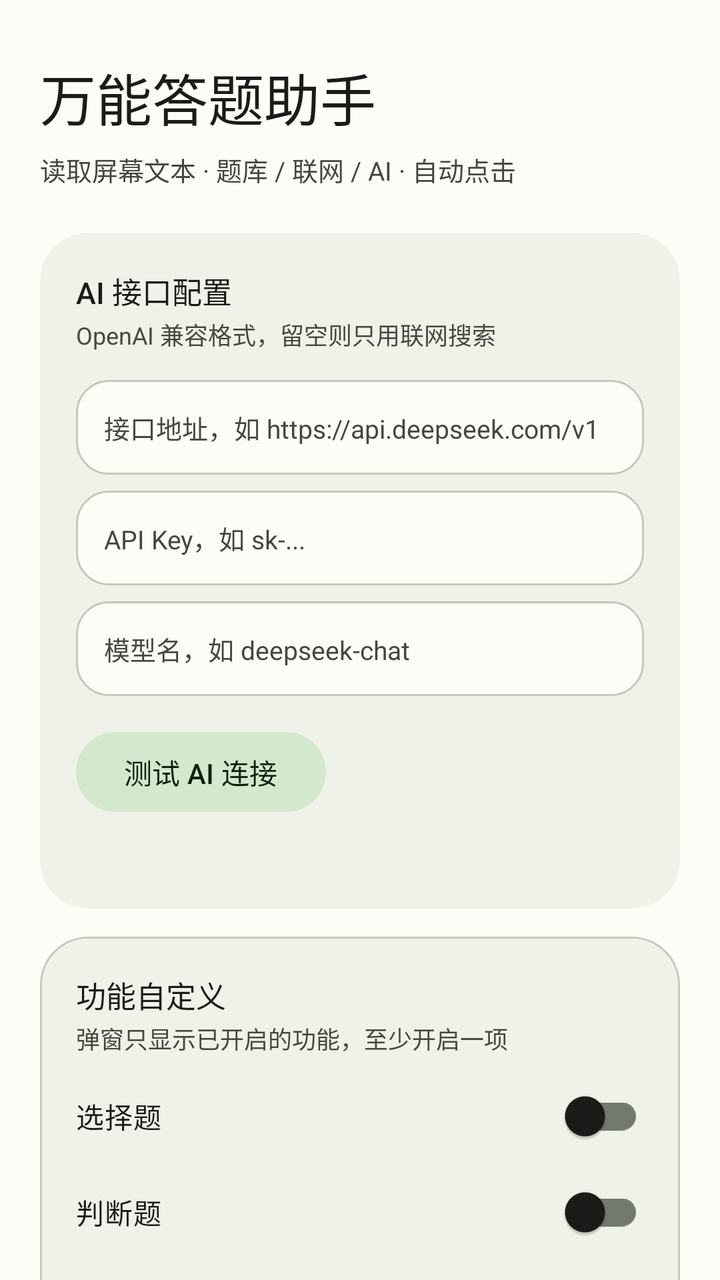
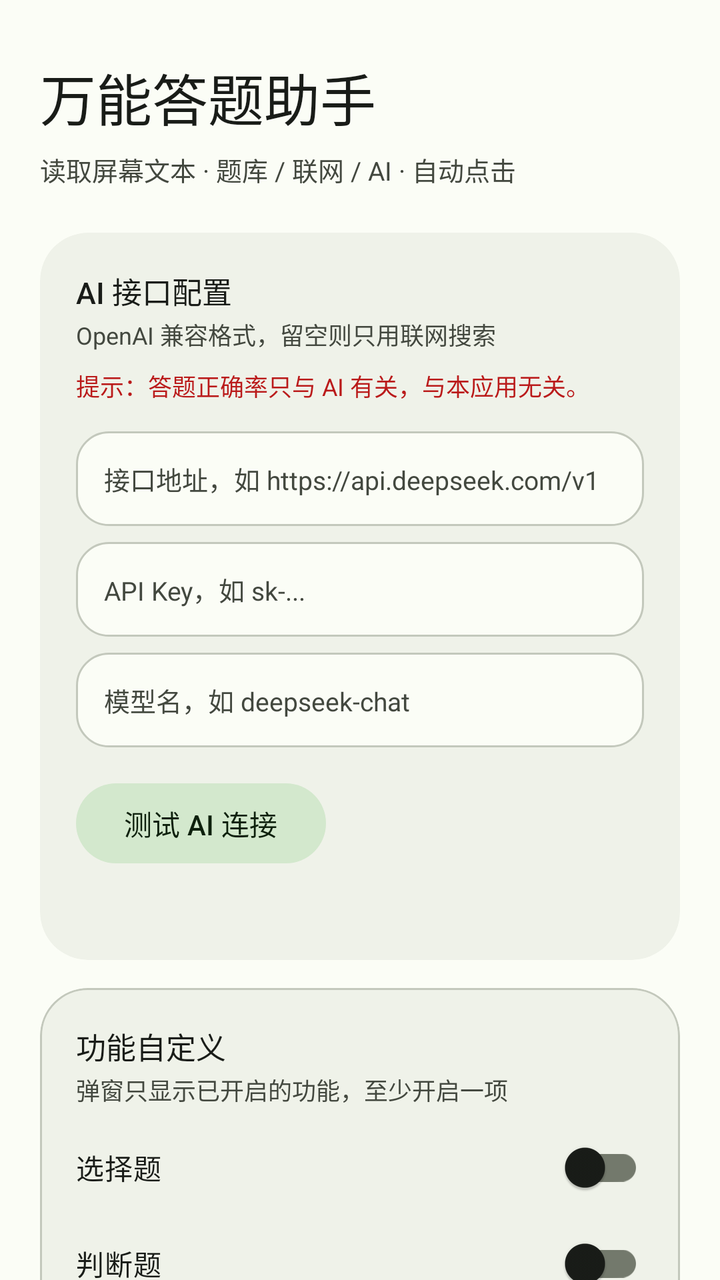

The first picture is an Android layout as it rendered before a commit; the second is the same layout after the commit. The layout source and the unified diff follow.
<!-- AndroidManifest.xml: application theme Theme.BilibiliHelper -->
<!-- res/layout/activity_main.xml -->
<?xml version="1.0" encoding="utf-8"?>
<androidx.core.widget.NestedScrollView xmlns:android="http://schemas.android.com/apk/res/android"
    xmlns:app="http://schemas.android.com/apk/res-auto"
    android:layout_width="match_parent"
    android:layout_height="match_parent"
    android:background="@color/md_surface"
    android:fillViewport="true"
    android:scrollbars="none">

    <LinearLayout
        android:layout_width="match_parent"
        android:layout_height="wrap_content"
        android:orientation="vertical"
        android:paddingStart="20dp"
        android:paddingTop="28dp"
        android:paddingEnd="20dp"
        android:paddingBottom="32dp">

        <TextView
            android:layout_width="wrap_content"
            android:layout_height="wrap_content"
            android:fontFamily="sans-serif-medium"
            android:text="万能答题助手"
            android:textColor="@color/md_on_surface"
            android:textSize="28sp" />

        <TextView
            android:layout_width="wrap_content"
            android:layout_height="wrap_content"
            android:layout_marginTop="6dp"
            android:text="读取屏幕文本 · 题库 / 联网 / AI · 自动点击"
            android:textColor="@color/md_on_surface_variant"
            android:textSize="13sp" />

        <com.google.android.material.card.MaterialCardView
            android:layout_width="match_parent"
            android:layout_height="wrap_content"
            android:layout_marginTop="22dp"
            app:cardBackgroundColor="@color/md_surface_container"
            app:cardCornerRadius="24dp"
            app:cardElevation="0dp"
            app:strokeWidth="0dp">

            <LinearLayout
                android:layout_width="match_parent"
                android:layout_height="wrap_content"
                android:orientation="vertical"
                android:padding="18dp">

                <TextView
                    android:layout_width="wrap_content"
                    android:layout_height="wrap_content"
                    android:fontFamily="sans-serif-medium"
                    android:text="AI 接口配置"
                    android:textColor="@color/md_on_surface"
                    android:textSize="15sp" />

                <TextView
                    android:layout_width="wrap_content"
                    android:layout_height="wrap_content"
                    android:layout_marginTop="2dp"
                    android:text="OpenAI 兼容格式，留空则只用联网搜索"
                    android:textColor="@color/md_on_surface_variant"
                    android:textSize="12sp" />

                <EditText
                    android:id="@+id/et_base"
                    android:layout_width="match_parent"
                    android:layout_height="wrap_content"
                    android:layout_marginTop="14dp"
                    android:background="@drawable/bg_input"
                    android:hint="接口地址，如 https://api.deepseek.com/v1"
                    android:inputType="textUri"
                    android:padding="14dp"
                    android:textColor="@color/md_on_surface"
                    android:textColorHint="@color/md_on_surface_variant"
                    android:textSize="13sp" />

                <EditText
                    android:id="@+id/et_key"
                    android:layout_width="match_parent"
                    android:layout_height="wrap_content"
                    android:layout_marginTop="8dp"
                    android:background="@drawable/bg_input"
                    android:hint="API Key，如 sk-..."
                    android:inputType="textPassword"
                    android:padding="14dp"
                    android:textColor="@color/md_on_surface"
                    android:textColorHint="@color/md_on_surface_variant"
                    android:textSize="13sp" />

                <EditText
                    android:id="@+id/et_model"
                    android:layout_width="match_parent"
                    android:layout_height="wrap_content"
                    android:layout_marginTop="8dp"
                    android:background="@drawable/bg_input"
                    android:hint="模型名，如 deepseek-chat"
                    android:inputType="text"
                    android:padding="14dp"
                    android:textColor="@color/md_on_surface"
                    android:textColorHint="@color/md_on_surface_variant"
                    android:textSize="13sp" />

                <com.google.android.material.button.MaterialButton
                    android:id="@+id/btn_test_ai"
                    style="@style/Widget.Material3.Button.TonalButton"
                    android:layout_width="wrap_content"
                    android:layout_height="wrap_content"
                    android:layout_marginTop="14dp"
                    android:text="测试 AI 连接"
                    android:textColor="@color/md_on_secondary_container"
                    app:backgroundTint="@color/md_secondary_container"
                    app:cornerRadius="20dp" />

                <TextView
                    android:id="@+id/tv_ai_status"
                    android:layout_width="match_parent"
                    android:layout_height="wrap_content"
                    android:layout_marginTop="10dp"
                    android:lineSpacingExtra="2dp"
                    android:textColor="@color/md_on_surface_variant"
                    android:textSize="12sp" />
            </LinearLayout>
        </com.google.android.material.card.MaterialCardView>

        <com.google.android.material.card.MaterialCardView
            android:layout_width="match_parent"
            android:layout_height="wrap_content"
            android:layout_marginTop="14dp"
            app:cardBackgroundColor="@color/md_surface_container"
            app:cardCornerRadius="24dp"
            app:cardElevation="0dp"
            app:strokeColor="@color/md_outline_variant"
            app:strokeWidth="1dp">

            <LinearLayout
                android:layout_width="match_parent"
                android:layout_height="wrap_content"
                android:orientation="vertical"
                android:padding="18dp">

                <TextView
                    android:layout_width="wrap_content"
                    android:layout_height="wrap_content"
                    android:fontFamily="sans-serif-medium"
                    android:text="功能自定义"
                    android:textColor="@color/md_on_surface"
                    android:textSize="15sp" />

                <TextView
                    android:layout_width="wrap_content"
                    android:layout_height="wrap_content"
                    android:layout_marginTop="2dp"
                    android:text="弹窗只显示已开启的功能，至少开启一项"
                    android:textColor="@color/md_on_surface_variant"
                    android:textSize="12sp" />

                <com.google.android.material.switchmaterial.SwitchMaterial
                    android:id="@+id/switch_kind_choice"
                    android:layout_width="match_parent"
                    android:layout_height="wrap_content"
                    android:layout_marginTop="6dp"
                    android:minHeight="48dp"
                    android:text="选择题"
                    android:textColor="@color/md_on_surface"
                    android:textSize="14sp" />

                <com.google.android.material.switchmaterial.SwitchMaterial
                    android:id="@+id/switch_kind_judge"
                    android:layout_width="match_parent"
                    android:layout_height="wrap_content"
                    android:minHeight="48dp"
                    android:text="判断题"
                    android:textColor="@color/md_on_surface"
                    android:textSize="14sp" />

                <com.google.android.material.switchmaterial.SwitchMaterial
                    android:id="@+id/switch_kind_essay"
                    android:layout_width="match_parent"
                    android:layout_height="wrap_content"
                    android:minHeight="48dp"
                    android:text="大题"
                    android:textColor="@color/md_on_surface"
                    android:textSize="14sp" />

                <com.google.android.material.switchmaterial.SwitchMaterial
                    android:id="@+id/switch_kind_cloze"
                    android:layout_width="match_parent"
                    android:layout_height="wrap_content"
                    android:minHeight="48dp"
                    android:text="完型填空"
                    android:textColor="@color/md_on_surface"
                    android:textSize="14sp" />

                <com.google.android.material.switchmaterial.SwitchMaterial
                    android:id="@+id/switch_cloze_unique"
                    android:layout_width="match_parent"
                    android:layout_height="wrap_content"
                    android:layout_marginStart="18dp"
                    android:minHeight="44dp"
                    android:text="选项唯一（每个词只用一次）"
                    android:textColor="@color/md_on_surface_variant"
                    android:textSize="13sp"
                    android:visibility="gone" />

                <com.google.android.material.switchmaterial.SwitchMaterial
                    android:id="@+id/switch_kind_translate"
                    android:layout_width="match_parent"
                    android:layout_height="wrap_content"
                    android:minHeight="48dp"
                    android:text="翻译"
                    android:textColor="@color/md_on_surface"
                    android:textSize="14sp" />
            </LinearLayout>
        </com.google.android.material.card.MaterialCardView>

        <com.google.android.material.card.MaterialCardView
            android:layout_width="match_parent"
            android:layout_height="wrap_content"
            android:layout_marginTop="14dp"
            app:cardBackgroundColor="@color/md_surface_container"
            app:cardCornerRadius="24dp"
            app:cardElevation="0dp"
            app:strokeWidth="0dp">

            <LinearLayout
                android:layout_width="match_parent"
                android:layout_height="wrap_content"
                android:orientation="vertical"
                android:padding="18dp">

                <TextView
                    android:layout_width="wrap_content"
                    android:layout_height="wrap_content"
                    android:fontFamily="sans-serif-medium"
                    android:text="识别与答题策略"
                    android:textColor="@color/md_on_surface"
                    android:textSize="15sp" />

                <com.google.android.material.switchmaterial.SwitchMaterial
                    android:id="@+id/switch_auto_read"
                    android:layout_width="match_parent"
                    android:layout_height="wrap_content"
                    android:layout_marginTop="6dp"
                    android:minHeight="48dp"
                    android:text="自动识别（关闭后手动点『识别』）"
                    android:textColor="@color/md_on_surface"
                    android:textSize="14sp" />

                <EditText
                    android:id="@+id/et_read_cooldown"
                    android:layout_width="match_parent"
                    android:layout_height="wrap_content"
                    android:layout_marginTop="8dp"
                    android:background="@drawable/bg_input"
                    android:hint="识别冷却（秒），默认 5，范围 2-120"
                    android:inputType="number"
                    android:padding="14dp"
                    android:textColor="@color/md_on_surface"
                    android:textColorHint="@color/md_on_surface_variant"
                    android:textSize="13sp" />

                <com.google.android.material.switchmaterial.SwitchMaterial
                    android:id="@+id/switch_auto"
                    android:layout_width="match_parent"
                    android:layout_height="wrap_content"
                    android:layout_marginTop="6dp"
                    android:minHeight="48dp"
                    android:text="自动点击（高置信度才点）"
                    android:textColor="@color/md_on_surface"
                    android:textSize="14sp" />

                <com.google.android.material.switchmaterial.SwitchMaterial
                    android:id="@+id/switch_web_ai"
                    android:layout_width="match_parent"
                    android:layout_height="wrap_content"
                    android:minHeight="48dp"
                    android:text="联网 + AI 并行校验"
                    android:textColor="@color/md_on_surface"
                    android:textSize="14sp" />
            </LinearLayout>
        </com.google.android.material.card.MaterialCardView>

        <com.google.android.material.button.MaterialButton
            android:id="@+id/btn_start"
            style="@style/Widget.Material3.Button"
            android:layout_width="match_parent"
            android:layout_height="56dp"
            android:layout_marginTop="24dp"
            android:text="开始答题"
            android:textSize="16sp"
            app:cornerRadius="28dp" />

        <LinearLayout
            android:layout_width="match_parent"
            android:layout_height="wrap_content"
            android:layout_marginTop="10dp"
            android:orientation="horizontal">

            <com.google.android.material.button.MaterialButton
                android:id="@+id/btn_overlay"
                style="@style/Widget.Material3.Button.TonalButton"
                android:layout_width="0dp"
                android:layout_height="48dp"
                android:layout_weight="1"
                android:text="悬浮窗权限"
                android:textColor="@color/md_on_secondary_container"
                android:textSize="13sp"
                app:backgroundTint="@color/md_secondary_container"
                app:cornerRadius="24dp" />

            <com.google.android.material.button.MaterialButton
                android:id="@+id/btn_accessibility"
                style="@style/Widget.Material3.Button.TonalButton"
                android:layout_width="0dp"
                android:layout_height="48dp"
                android:layout_marginStart="10dp"
                android:layout_weight="1"
                android:text="无障碍服务"
                android:textColor="@color/md_on_secondary_container"
                android:textSize="13sp"
                app:backgroundTint="@color/md_secondary_container"
                app:cornerRadius="24dp" />
        </LinearLayout>

        <com.google.android.material.button.MaterialButton
            android:id="@+id/btn_tutorial"
            style="@style/Widget.Material3.Button.TextButton"
            android:layout_width="match_parent"
            android:layout_height="48dp"
            android:layout_marginTop="6dp"
            android:text="使用教程（无障碍 · 后台保活 · DeepSeek API）"
            android:textColor="@color/md_primary"
            android:textSize="13sp"
            app:cornerRadius="24dp" />

        <TextView
            android:id="@+id/tv_status"
            android:layout_width="match_parent"
            android:layout_height="wrap_content"
            android:layout_marginTop="16dp"
            android:lineSpacingExtra="3dp"
            android:textColor="@color/md_on_surface_variant"
            android:textSize="13sp" />
    </LinearLayout>
</androidx.core.widget.NestedScrollView>
<!-- resources referenced by this layout -->
<resources>
  <color name="md_on_secondary_container">#0D200C</color>
  <color name="md_on_surface">#191C18</color>
  <color name="md_on_surface_variant">#43483F</color>
  <color name="md_outline_variant">#C3C8BC</color>
  <color name="md_primary">#2E6B33</color>
  <color name="md_secondary_container">#D3E8CD</color>
  <color name="md_surface">#FBFDF6</color>
  <color name="md_surface_container">#EFF2E9</color>
  <!-- drawable bg_input (drawable) -->
  <?xml version="1.0" encoding="utf-8"?>
  <shape xmlns:android="http://schemas.android.com/apk/res/android"
      android:shape="rectangle">
      <solid android:color="@color/md_surface" />
      <stroke
          android:width="1dp"
          android:color="@color/md_outline_variant" />
      <corners android:radius="16dp" />
  </shape>
  <style name="Theme.BilibiliHelper" parent="Theme.Material3.DayNight.NoActionBar">
          <item name="colorPrimary">@color/md_primary</item>
          <item name="colorOnPrimary">@color/md_on_primary</item>
          <item name="colorPrimaryContainer">@color/md_primary_container</item>
          <item name="colorOnPrimaryContainer">@color/md_on_primary_container</item>
          <item name="colorSecondaryContainer">@color/md_secondary_container</item>
          <item name="colorOnSecondaryContainer">@color/md_on_secondary_container</item>
          <item name="colorSurface">@color/md_surface</item>
          <item name="colorOnSurface">@color/md_on_surface</item>
          <item name="colorSurfaceVariant">@color/md_surface_variant</item>
          <item name="colorOnSurfaceVariant">@color/md_on_surface_variant</item>
          <item name="colorOutline">@color/md_outline</item>
          <item name="colorOutlineVariant">@color/md_outline_variant</item>
          <item name="colorError">@color/md_error</item>
          <item name="android:windowBackground">@color/md_surface</item>
          <item name="android:statusBarColor">@android:color/transparent</item>
          <item name="android:navigationBarColor">@android:color/transparent</item>
          <item name="android:windowLightStatusBar">true</item>
          <item name="android:windowLightNavigationBar">true</item>
      </style>
  <color name="md_on_primary">#FFFFFF</color>
  <color name="md_primary_container">#B0F1AC</color>
  <color name="md_on_primary_container">#002106</color>
  <color name="md_surface_variant">#DFE4DA</color>
  <color name="md_outline">#73796C</color>
  <color name="md_error">#BA1A1A</color>
</resources>

<!-- the commit's change to res/layout/activity_main.xml (unified diff, before → after) -->
@@ -63,6 +63,15 @@
                     android:textColor="@color/md_on_surface_variant"
                     android:textSize="12sp" />
 
+                <TextView
+                    android:layout_width="match_parent"
+                    android:layout_height="wrap_content"
+                    android:layout_marginTop="8dp"
+                    android:lineSpacingExtra="2dp"
+                    android:text="提示：答题正确率只与 AI 有关，与本应用无关。"
+                    android:textColor="@color/md_error"
+                    android:textSize="12sp" />
+
                 <EditText
                     android:id="@+id/et_base"
                     android:layout_width="match_parent"
@@ -210,6 +219,15 @@
                     android:layout_height="wrap_content"
                     android:minHeight="48dp"
                     android:text="翻译"
+                    android:textColor="@color/md_on_surface"
+                    android:textSize="14sp" />
+
+                <com.google.android.material.switchmaterial.SwitchMaterial
+                    android:id="@+id/switch_kind_clipboard"
+                    android:layout_width="match_parent"
+                    android:layout_height="wrap_content"
+                    android:minHeight="48dp"
+                    android:text="剪贴板（应用内独立保存，数量不限）"
                     android:textColor="@color/md_on_surface"
                     android:textSize="14sp" />
             </LinearLayout>
@@ -325,6 +343,18 @@
         </LinearLayout>
 
         <com.google.android.material.button.MaterialButton
+            android:id="@+id/btn_manage_clip"
+            style="@style/Widget.Material3.Button.TonalButton"
+            android:layout_width="match_parent"
+            android:layout_height="48dp"
+            android:layout_marginTop="10dp"
+            android:text="管理剪贴板"
+            android:textColor="@color/md_on_secondary_container"
+            android:textSize="14sp"
+            app:backgroundTint="@color/md_secondary_container"
+            app:cornerRadius="24dp" />
+
+        <com.google.android.material.button.MaterialButton
             android:id="@+id/btn_tutorial"
             style="@style/Widget.Material3.Button.TextButton"
             android:layout_width="match_parent"
